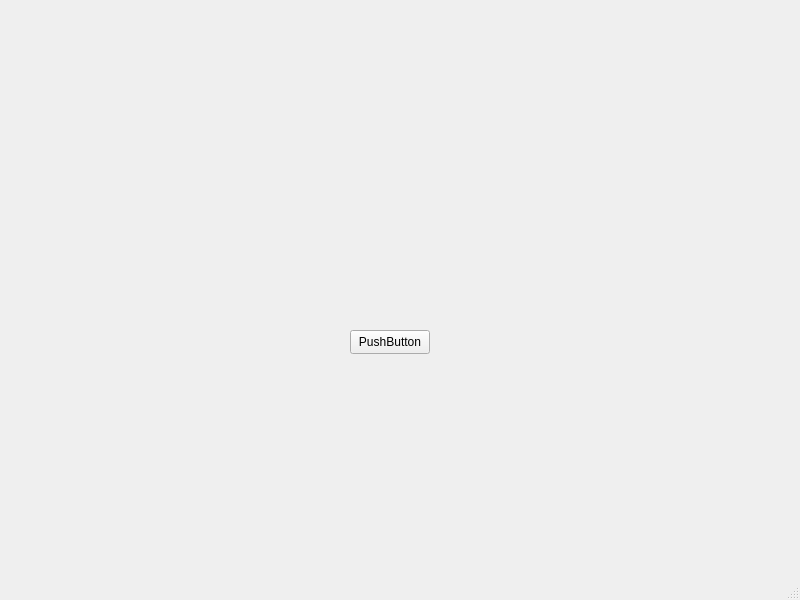
First picture: the form in server/mainwindow.ui, repository clipesss/RatProject, before the edit.
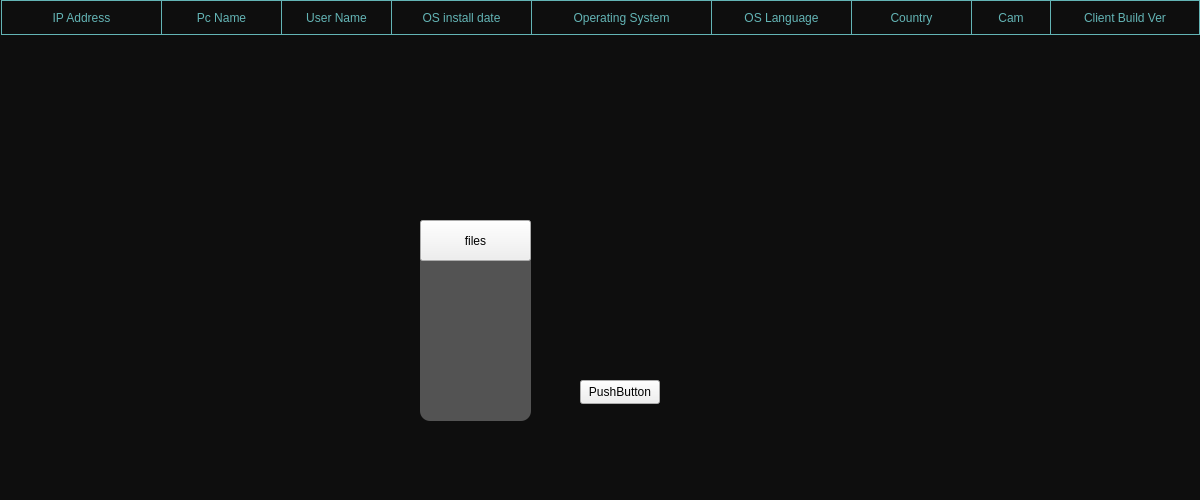
Second picture: the form after the edit.

Patch:
```diff
--- a/server/mainwindow.ui
+++ b/server/mainwindow.ui
@@ -6,39 +6,337 @@
    <rect>
     <x>0</x>
     <y>0</y>
-    <width>800</width>
-    <height>600</height>
+    <width>1200</width>
+    <height>500</height>
    </rect>
   </property>
   <property name="windowTitle">
    <string>MainWindow</string>
   </property>
+  <property name="styleSheet">
+   <string notr="true"/>
+  </property>
   <widget class="QWidget" name="centralwidget">
-   <widget class="QPushButton" name="pushButton">
+   <property name="styleSheet">
+    <string notr="true"/>
+   </property>
+   <widget class="QStackedWidget" name="stackedWidget">
     <property name="geometry">
      <rect>
-      <x>350</x>
-      <y>330</y>
-      <width>80</width>
-      <height>24</height>
+      <x>0</x>
+      <y>0</y>
+      <width>1200</width>
+      <height>500</height>
      </rect>
     </property>
-    <property name="text">
-     <string>PushButton</string>
-    </property>
+    <widget class="QWidget" name="clients">
+     <property name="styleSheet">
+      <string notr="true">QWidget#clients
+{
+background-color: rgba(0,0,0,240);
+}</string>
+     </property>
+     <widget class="QWidget" name="clientsWidget" native="true">
+      <property name="geometry">
+       <rect>
+        <x>0</x>
+        <y>40</y>
+        <width>1201</width>
+        <height>461</height>
+       </rect>
+      </property>
+      <widget class="QPushButton" name="pushButton">
+       <property name="geometry">
+        <rect>
+         <x>580</x>
+         <y>340</y>
+         <width>80</width>
+         <height>24</height>
+        </rect>
+       </property>
+       <property name="text">
+        <string>PushButton</string>
+       </property>
+      </widget>
+      <widget class="QWidget" name="optionsWidget" native="true">
+       <property name="geometry">
+        <rect>
+         <x>420</x>
+         <y>180</y>
+         <width>111</width>
+         <height>201</height>
+        </rect>
+       </property>
+       <property name="styleSheet">
+        <string notr="true">QWidget#optionsWidget
+{
+background-color:rgb(83, 83, 83);
+border-radius: 10px;
+}</string>
+       </property>
+       <widget class="QPushButton" name="filesButton">
+        <property name="geometry">
+         <rect>
+          <x>0</x>
+          <y>0</y>
+          <width>111</width>
+          <height>41</height>
+         </rect>
+        </property>
+        <property name="text">
+         <string>files</string>
+        </property>
+       </widget>
+      </widget>
+     </widget>
+     <widget class="QWidget" name="tablesWidget" native="true">
+      <property name="geometry">
+       <rect>
+        <x>0</x>
+        <y>0</y>
+        <width>1200</width>
+        <height>35</height>
+       </rect>
+      </property>
+      <widget class="QLabel" name="ipText">
+       <property name="geometry">
+        <rect>
+         <x>1</x>
+         <y>0</y>
+         <width>161</width>
+         <height>35</height>
+        </rect>
+       </property>
+       <property name="styleSheet">
+        <string notr="true">QLabel#ipText
+{
+font: 600 14pt &quot;Segoe UI&quot;;
+color: rgb(99, 180, 181);
+
+border: 1px solid rgb(99, 180, 181);
+}
+</string>
+       </property>
+       <property name="text">
+        <string>IP Address</string>
+       </property>
+       <property name="alignment">
+        <set>Qt::AlignmentFlag::AlignCenter</set>
+       </property>
+      </widget>
+      <widget class="QLabel" name="pcNameText">
+       <property name="geometry">
+        <rect>
+         <x>161</x>
+         <y>0</y>
+         <width>121</width>
+         <height>35</height>
+        </rect>
+       </property>
+       <property name="styleSheet">
+        <string notr="true">QLabel#pcNameText
+{
+font: 600 14pt &quot;Segoe UI&quot;;
+color: rgb(99, 180, 181);
+
+border: 1px solid rgb(99, 180, 181);
+}
+</string>
+       </property>
+       <property name="text">
+        <string>Pc Name</string>
+       </property>
+       <property name="alignment">
+        <set>Qt::AlignmentFlag::AlignCenter</set>
+       </property>
+      </widget>
+      <widget class="QLabel" name="userNameText">
+       <property name="geometry">
+        <rect>
+         <x>281</x>
+         <y>0</y>
+         <width>111</width>
+         <height>35</height>
+        </rect>
+       </property>
+       <property name="styleSheet">
+        <string notr="true">QLabel#userNameText
+{
+font: 600 14pt &quot;Segoe UI&quot;;
+color: rgb(99, 180, 181);
+
+border: 1px solid rgb(99, 180, 181);
+}
+</string>
+       </property>
+       <property name="text">
+        <string>User Name</string>
+       </property>
+       <property name="alignment">
+        <set>Qt::AlignmentFlag::AlignCenter</set>
+       </property>
+      </widget>
+      <widget class="QLabel" name="osInstallText">
+       <property name="geometry">
+        <rect>
+         <x>391</x>
+         <y>0</y>
+         <width>141</width>
+         <height>35</height>
+        </rect>
+       </property>
+       <property name="styleSheet">
+        <string notr="true">QLabel#osInstallText
+{
+font: 600 14pt &quot;Segoe UI&quot;;
+color: rgb(99, 180, 181);
+
+border: 1px solid rgb(99, 180, 181);
+}
+</string>
+       </property>
+       <property name="text">
+        <string>OS install date</string>
+       </property>
+       <property name="alignment">
+        <set>Qt::AlignmentFlag::AlignCenter</set>
+       </property>
+      </widget>
+      <widget class="QLabel" name="osText">
+       <property name="geometry">
+        <rect>
+         <x>531</x>
+         <y>0</y>
+         <width>181</width>
+         <height>35</height>
+        </rect>
+       </property>
+       <property name="styleSheet">
+        <string notr="true">QLabel#osText
+{
+font: 600 14pt &quot;Segoe UI&quot;;
+color: rgb(99, 180, 181);
+
+border: 1px solid rgb(99, 180, 181);
+}
+</string>
+       </property>
+       <property name="text">
+        <string>Operating System</string>
+       </property>
+       <property name="alignment">
+        <set>Qt::AlignmentFlag::AlignCenter</set>
+       </property>
+      </widget>
+      <widget class="QLabel" name="countryText">
+       <property name="geometry">
+        <rect>
+         <x>851</x>
+         <y>0</y>
+         <width>121</width>
+         <height>35</height>
+        </rect>
+       </property>
+       <property name="styleSheet">
+        <string notr="true">QLabel#countryText
+{
+font: 600 14pt &quot;Segoe UI&quot;;
+color: rgb(99, 180, 181);
+
+border: 1px solid rgb(99, 180, 181);
+}
+</string>
+       </property>
+       <property name="text">
+        <string>Country</string>
+       </property>
+       <property name="alignment">
+        <set>Qt::AlignmentFlag::AlignCenter</set>
+       </property>
+      </widget>
+      <widget class="QLabel" name="osLanguageText">
+       <property name="geometry">
+        <rect>
+         <x>711</x>
+         <y>0</y>
+         <width>141</width>
+         <height>35</height>
+        </rect>
+       </property>
+       <property name="styleSheet">
+        <string notr="true">QLabel#osLanguageText
+{
+font: 600 14pt &quot;Segoe UI&quot;;
+color: rgb(99, 180, 181);
+
+border: 1px solid rgb(99, 180, 181);
+}
+</string>
+       </property>
+       <property name="text">
+        <string>OS Language</string>
+       </property>
+       <property name="alignment">
+        <set>Qt::AlignmentFlag::AlignCenter</set>
+       </property>
+      </widget>
+      <widget class="QLabel" name="camText">
+       <property name="geometry">
+        <rect>
+         <x>971</x>
+         <y>0</y>
+         <width>80</width>
+         <height>35</height>
+        </rect>
+       </property>
+       <property name="styleSheet">
+        <string notr="true">QLabel#camText
+{
+font: 600 14pt &quot;Segoe UI&quot;;
+color: rgb(99, 180, 181);
+
+border: 1px solid rgb(99, 180, 181);
+}
+</string>
+       </property>
+       <property name="text">
+        <string>Cam</string>
+       </property>
+       <property name="alignment">
+        <set>Qt::AlignmentFlag::AlignCenter</set>
+       </property>
+      </widget>
+      <widget class="QLabel" name="clientVerText">
+       <property name="geometry">
+        <rect>
+         <x>1050</x>
+         <y>0</y>
+         <width>150</width>
+         <height>35</height>
+        </rect>
+       </property>
+       <property name="styleSheet">
+        <string notr="true">QLabel#clientVerText
+{
+font: 600 14pt &quot;Segoe UI&quot;;
+color: rgb(99, 180, 181);
+
+border: 1px solid rgb(99, 180, 181);
+}
+</string>
+       </property>
+       <property name="text">
+        <string>Client Build Ver</string>
+       </property>
+       <property name="alignment">
+        <set>Qt::AlignmentFlag::AlignCenter</set>
+       </property>
+      </widget>
+     </widget>
+    </widget>
+    <widget class="QWidget" name="page_2"/>
    </widget>
   </widget>
-  <widget class="QMenuBar" name="menubar">
-   <property name="geometry">
-    <rect>
-     <x>0</x>
-     <y>0</y>
-     <width>800</width>
-     <height>21</height>
-    </rect>
-   </property>
-  </widget>
-  <widget class="QStatusBar" name="statusbar"/>
  </widget>
  <resources/>
  <connections/>
```
